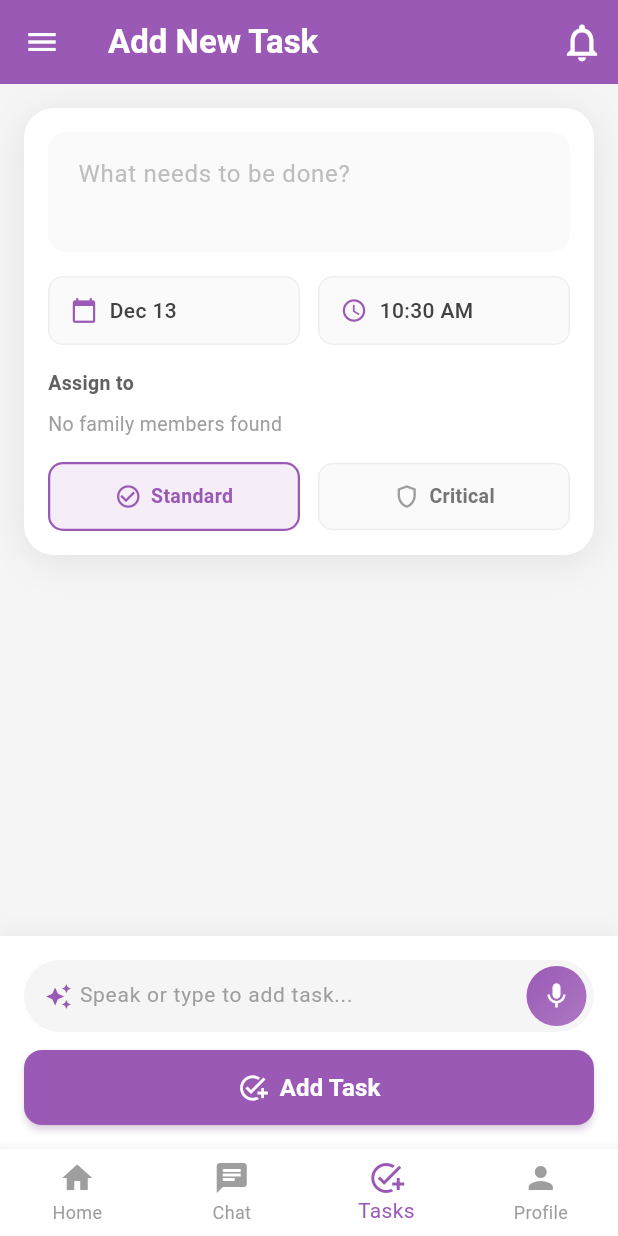
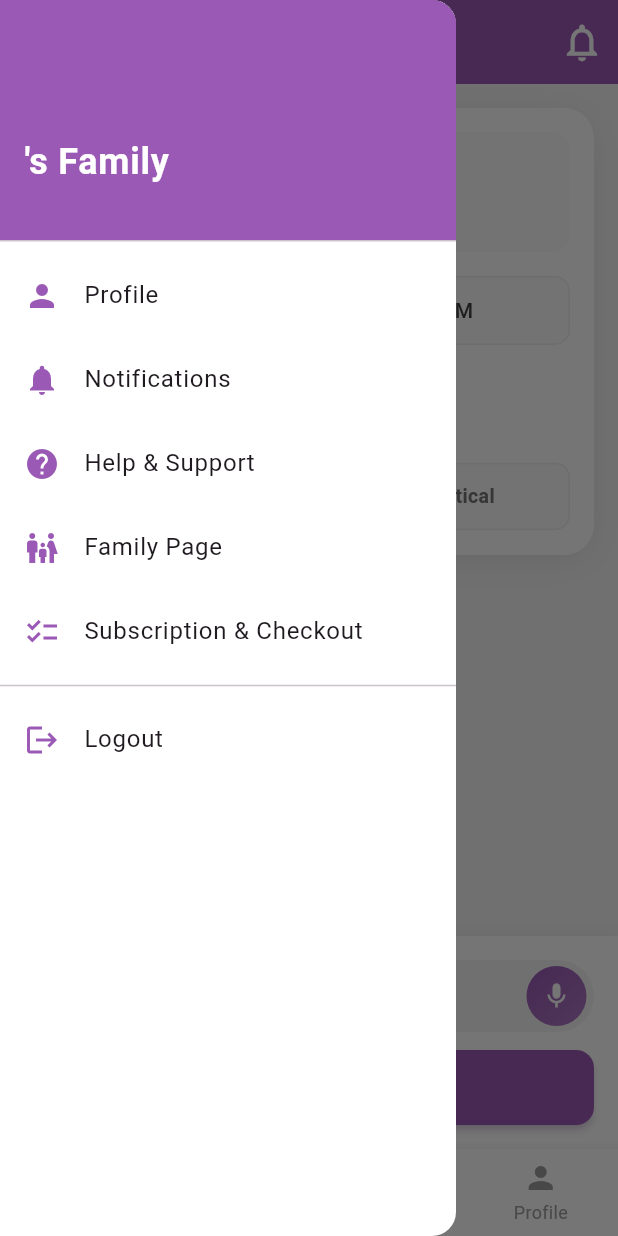
Before and after one commit to Danish9111/reminder2, a Flutter app: the BottomNavigationScreen screen opened directly, item 3 of the bottom bar chosen, in the side drawer, after a tap on "Add Task", on a phone screen of 412 x 824 dp. Run offline on Flutter 3.47's test engine with Material 3 defaults, Android fonts, the phone set to English and light mode, and no system bars; our stand-ins replace cloud_firestore, firebase_auth, firebase_core, firebase_messaging, flutter_local_notifications, image_picker and 3 more; accounts and stored records are empty.

Commit message:
feat: Introduce core task management with dedicated provider, add task screen, and navigation drawer.

```diff
--- a/lib/AddTaskScreen/AddTaskScreen.dart
+++ b/lib/AddTaskScreen/AddTaskScreen.dart
@@ -362,6 +362,9 @@
     final familyId = familyProvider.family?.id ?? '';
     final uid = currentUid ?? '';
 
+    debugPrint('🔵 [AddTask] familyId: "$familyId"');
+    debugPrint('🔵 [AddTask] family loaded: ${familyProvider.family != null}');
+
     // Create TaskModel
     final newTask = TaskModel(
       title: _taskController.text.trim(),
@@ -374,6 +377,8 @@
       createdBy: uid,
       familyId: familyId,
     );
+
+    debugPrint('🔵 [AddTask] Creating task with familyId: ${newTask.familyId}');
 
     // Save to Firebase via provider
     final success = await context.read<TaskProvider>().addTask(newTask);
--- a/lib/DrawerScreens/FamilyPage.dart
+++ b/lib/DrawerScreens/FamilyPage.dart
@@ -1,3 +1,5 @@
+import 'dart:math';
+
 import 'package:flutter/material.dart';
 import 'package:reminder_app/AppColors/AppColors.dart';
 import 'package:reminder_app/models/family_member.dart';
@@ -374,7 +376,7 @@
 
   Widget _buildActivityList() {
     // Build activities from recent tasks
-    final recentTasks = _tasks.take(5).toList();
+    final recentTasks = _tasks.toList();
 
     if (recentTasks.isEmpty) {
       return Container(
--- a/lib/HomeScreens/HomeScreen.dart
+++ b/lib/HomeScreens/HomeScreen.dart
@@ -1,5 +1,7 @@
 import 'package:flutter/material.dart';
 import 'package:provider/provider.dart';
+import 'package:reminder_app/DrawerScreens/SubscriptionConfirm.dart'
+    as AppColors;
 import 'package:reminder_app/models/task_model.dart';
 import 'package:reminder_app/providers/task_provider.dart';
 import 'package:reminder_app/widgets/custom_snackbar.dart';
@@ -14,8 +16,6 @@
 }
 
 class _HomeScreenState extends State<HomeScreen> {
-  final Color primaryColor = const Color(0xFF9B59B6);
-
   void _handleTaskCompleted(TaskModel task) {
     context.read<TaskProvider>().toggleTaskDone(task);
     CustomSnackbar.show(
@@ -30,7 +30,7 @@
     final tasks = context.watch<TaskProvider>().tasks;
 
     return MainHomeContent(
-      primaryColor: primaryColor,
+      primaryColor: AppColors.primaryColor,
       tasks: tasks,
       onTaskRemoved: _handleTaskCompleted,
     );
@@ -246,6 +246,7 @@
   final Function(DateTime) onDaySelected;
   final VoidCallback onPreviousWeek;
   final VoidCallback onNextWeek;
+  final Set<DateTime> taskDates;
 
   const MiniCalendar({
     super.key,
@@ -255,7 +256,15 @@
     required this.onDaySelected,
     required this.onPreviousWeek,
     required this.onNextWeek,
+    required this.taskDates,
   });
+
+  bool _hasTaskOnDate(DateTime date) {
+    final normalized = DateUtils.normalize(date);
+    return taskDates.any(
+      (taskDate) => DateUtils.isSameDay(taskDate, normalized),
+    );
+  }
 
   @override
   Widget build(BuildContext context) {
@@ -305,9 +314,13 @@
           mainAxisAlignment: MainAxisAlignment.spaceBetween,
           children: days.map((d) {
             final isSelected = DateUtils.isSameDay(selectedDay, d);
+            final hasTask = _hasTaskOnDate(d);
             return GestureDetector(
               onTap: () => onDaySelected(d),
-              child: Container(
+              child: Column(
+                mainAxisSize: MainAxisSize.min,
+                children: [
+                  Container(
                     width: 36,
                     height: 36,
                     alignment: Alignment.center,
@@ -324,6 +337,17 @@
                             : FontWeight.normal,
                       ),
                     ),
+                  ),
+                  const SizedBox(height: 2),
+                  Container(
+                    width: 6,
+                    height: 6,
+                    decoration: BoxDecoration(
+                      color: hasTask ? primaryColor : Colors.transparent,
+                      shape: BoxShape.circle,
+                    ),
+                  ),
+                ],
               ),
             );
           }).toList(),
@@ -496,6 +520,7 @@
   final VoidCallback onToggleExpanded;
   final VoidCallback onPreviousWeek;
   final VoidCallback onNextWeek;
+  final Set<DateTime> taskDates;
 
   const CalendarCard({
     super.key,
@@ -507,7 +532,15 @@
     required this.onToggleExpanded,
     required this.onPreviousWeek,
     required this.onNextWeek,
+    required this.taskDates,
   });
+
+  bool _hasTaskOnDate(DateTime date) {
+    final normalized = DateUtils.normalize(date);
+    return taskDates.any(
+      (taskDate) => DateUtils.isSameDay(taskDate, normalized),
+    );
+  }
 
   @override
   Widget build(BuildContext context) {
@@ -571,6 +604,24 @@
                   todayTextStyle: const TextStyle(color: Colors.white),
                   defaultTextStyle: const TextStyle(color: Colors.black),
                 ),
+                calendarBuilders: CalendarBuilders(
+                  markerBuilder: (context, date, events) {
+                    if (_hasTaskOnDate(date)) {
+                      return Positioned(
+                        bottom: 1,
+                        child: Container(
+                          width: 6,
+                          height: 6,
+                          decoration: BoxDecoration(
+                            color: primaryColor,
+                            shape: BoxShape.circle,
+                          ),
+                        ),
+                      );
+                    }
+                    return null;
+                  },
+                ),
               )
             else
               MiniCalendar(
@@ -580,6 +631,7 @@
                 onDaySelected: (day) => onDaySelected(day, day),
                 onPreviousWeek: onPreviousWeek,
                 onNextWeek: onNextWeek,
+                taskDates: taskDates,
               ),
             GestureDetector(
               onTap: onToggleExpanded,
@@ -684,6 +736,9 @@
             onToggleExpanded: _toggleCalendarExpanded,
             onPreviousWeek: _goToPreviousWeek,
             onNextWeek: _goToNextWeek,
+            taskDates: _tasks
+                .map((t) => DateUtils.normalize(t.dueDate))
+                .toSet(),
           ),
           const SizedBox(height: 10),
           Expanded(
--- a/lib/bottom_navigation_bar.dart
+++ b/lib/bottom_navigation_bar.dart
@@ -9,6 +9,7 @@
 import 'package:reminder_app/profilescreen/ProfileScreen.dart';
 import 'package:reminder_app/DrawerScreens/notification.dart';
 import 'package:reminder_app/providers/family_provider.dart';
+import 'package:reminder_app/providers/task_provider.dart';
 import 'package:reminder_app/widgets/app_drawer.dart';
 import 'package:reminder_app/Authentication_Onboarding/Login+Otp/FamilySetupScreen.dart';
 
@@ -56,8 +57,15 @@
   @override
   void initState() {
     super.initState();
-    WidgetsBinding.instance.addPostFrameCallback((_) {
-      context.read<FamilyProvider>().loadFamily();
+    WidgetsBinding.instance.addPostFrameCallback((_) async {
+      // Load family first
+      await context.read<FamilyProvider>().loadFamily();
+
+      // Then load tasks for this family
+      final familyId = context.read<FamilyProvider>().family?.id;
+      if (familyId != null) {
+        context.read<TaskProvider>().loadTasksByFamily(familyId);
+      }
     });
   }
 
--- a/lib/providers/task_provider.dart
+++ b/lib/providers/task_provider.dart
@@ -39,15 +39,18 @@
   /// Load tasks for a specific family
   Future<void> loadTasksByFamily(String familyId) async {
     try {
+      debugPrint('🟢 [TaskProvider] Loading tasks for familyId: "$familyId"');
       _isLoading = true;
       _error = null;
       notifyListeners();
 
       _tasks = await _taskService.fetchTasksByFamily(familyId);
+      debugPrint('🟢 [TaskProvider] Loaded ${_tasks.length} tasks');
 
       _isLoading = false;
       notifyListeners();
     } catch (e) {
+      debugPrint('🔴 [TaskProvider] Error loading tasks: $e');
       _error = e.toString();
       _isLoading = false;
       notifyListeners();
--- a/lib/widgets/app_drawer.dart
+++ b/lib/widgets/app_drawer.dart
@@ -71,7 +71,7 @@
               mainAxisAlignment: MainAxisAlignment.end,
               children: [
                 Text(
-                  "${capitalize(familyName!)}'s Family",
+                  "${capitalize(familyName ?? '')}'s Family",
                   style: TextStyle(
                     color: Colors.white,
                     fontSize: 24,
@@ -80,7 +80,7 @@
                 ),
                 SizedBox(height: 4),
                 Text(
-                  userName!,
+                  userName ?? '',
                   style: TextStyle(color: Colors.white70, fontSize: 14),
                 ),
               ],
```
Lines whose indentation alone changed are shown as unchanged.
